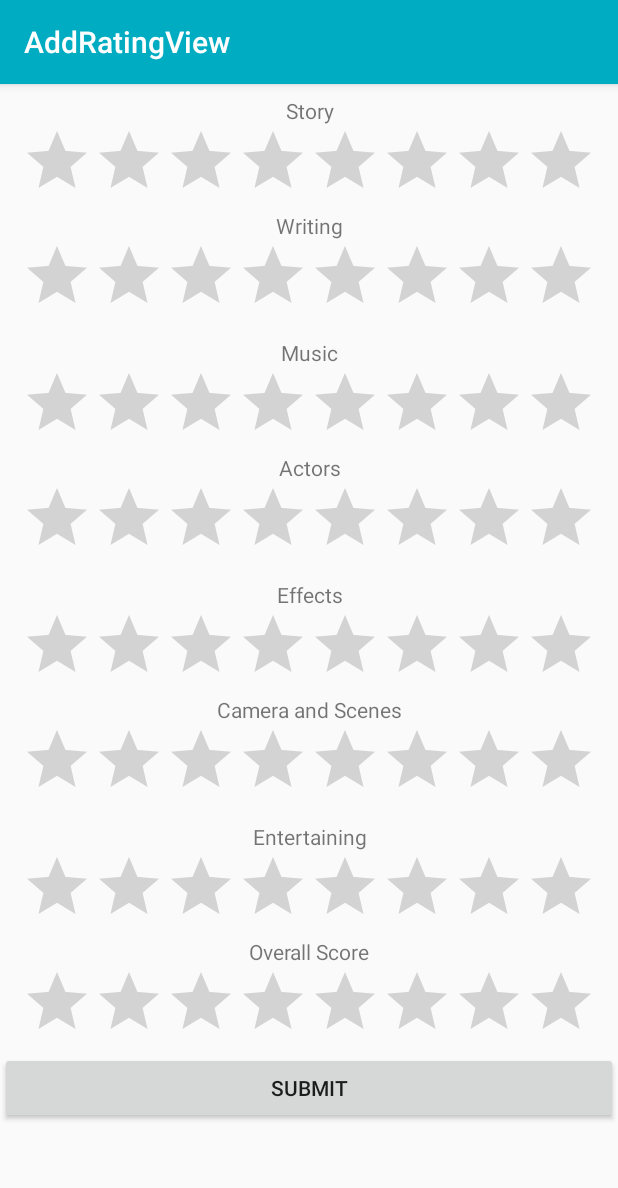
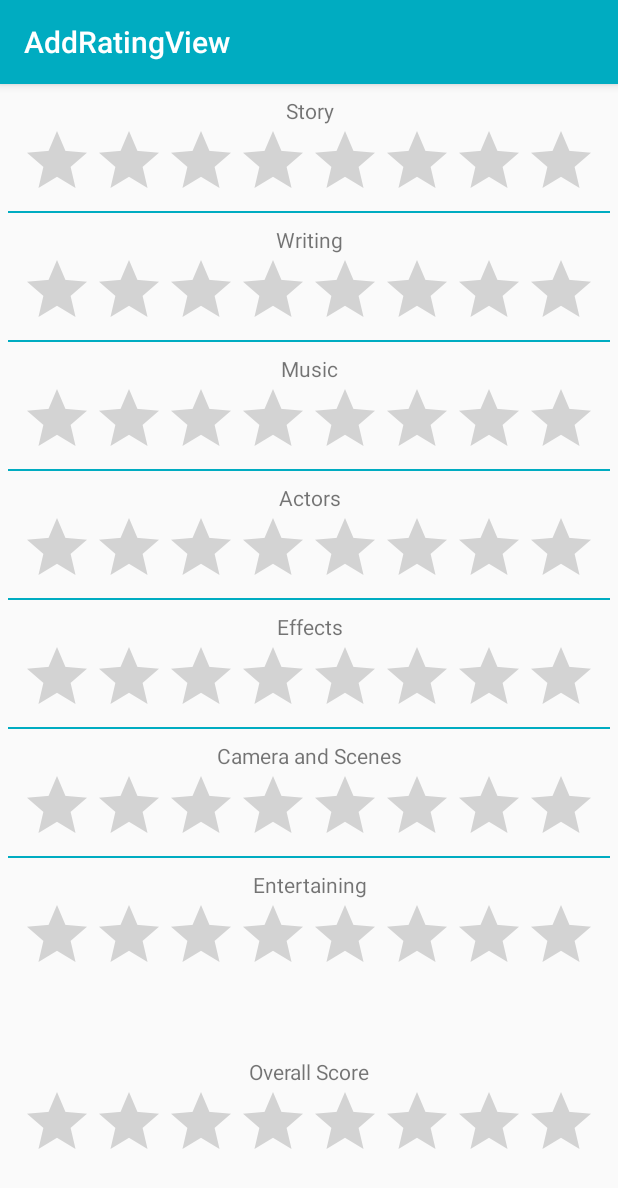
Before and after one commit to NeXTormer/Rate-Movies, an Android app: the AddRatingView screen opened directly, with no data from a screen before it, on a phone screen of 412 x 824 dp. Shown: the top 1188 px of the screen. Run offline under Robolectric (Android 15) with nearby library versions, the phone set to English and light mode, and no system bars; 1 statement that could not run was skipped.

Commit message:
new vote page

```diff
--- a/app/src/main/res/layout/content_add_rating_view.xml
+++ b/app/src/main/res/layout/content_add_rating_view.xml
@@ -47,11 +47,20 @@
                 app:layout_constraintTop_toBottomOf="@+id/textView8"
                 tools:layout_editor_absoluteX="85dp" />
 
+            <View
+                android:layout_width="fill_parent"
+                android:layout_height="1dp"
+                android:layout_marginStart="5dp"
+                android:layout_marginEnd="5dp"
+
+                android:background="@color/colorPrimary" />
+
             <TextView
                 android:id="@+id/textView4"
                 android:layout_width="match_parent"
                 android:layout_height="wrap_content"
                 android:text="Writing"
+                android:layout_marginTop="8dp"
                 android:textAlignment="center" />
 
             <RatingBar
@@ -64,6 +73,13 @@
                 android:stepSize="0.5"
                 app:layout_constraintTop_toBottomOf="@+id/textView8"
                 tools:layout_editor_absoluteX="85dp" />
+
+            <View
+                android:layout_width="fill_parent"
+                android:layout_height="1dp"
+                android:layout_marginStart="5dp"
+                android:layout_marginEnd="5dp"
+                android:background="@color/colorPrimary" />
 
             <TextView
                 android:id="@+id/textView8"
@@ -86,11 +102,19 @@
                 app:layout_constraintTop_toBottomOf="@+id/textView8"
                 tools:layout_editor_absoluteX="85dp" />
 
+            <View
+                android:layout_width="fill_parent"
+                android:layout_height="1dp"
+                android:layout_marginStart="5dp"
+                android:layout_marginEnd="5dp"
+                android:background="@color/colorPrimary" />
+
             <TextView
                 android:id="@+id/textView"
                 android:layout_width="match_parent"
                 android:layout_height="wrap_content"
                 android:text="Actors"
+                android:layout_marginTop="8dp"
                 android:textAlignment="center" />
 
             <RatingBar
@@ -103,6 +127,13 @@
                 android:stepSize="0.5"
                 app:layout_constraintTop_toBottomOf="@+id/textView8"
                 tools:layout_editor_absoluteX="85dp" />
+
+            <View
+                android:layout_width="fill_parent"
+                android:layout_height="1dp"
+                android:layout_marginStart="5dp"
+                android:layout_marginEnd="5dp"
+                android:background="@color/colorPrimary" />
 
             <TextView
                 android:id="@+id/textView5"
@@ -125,11 +156,19 @@
                 app:layout_constraintTop_toBottomOf="@+id/textView8"
                 tools:layout_editor_absoluteX="85dp" />
 
+            <View
+                android:layout_width="fill_parent"
+                android:layout_height="1dp"
+                android:layout_marginStart="5dp"
+                android:layout_marginEnd="5dp"
+                android:background="@color/colorPrimary" />
+
             <TextView
                 android:id="@+id/textView6"
                 android:layout_width="match_parent"
                 android:layout_height="wrap_content"
                 android:text="Camera and Scenes"
+                android:layout_marginTop="8dp"
                 android:textAlignment="center" />
 
             <RatingBar
@@ -142,6 +181,13 @@
                 android:stepSize="0.5"
                 app:layout_constraintTop_toBottomOf="@+id/textView8"
                 tools:layout_editor_absoluteX="85dp" />
+
+            <View
+                android:layout_width="fill_parent"
+                android:layout_height="1dp"
+                android:layout_marginStart="5dp"
+                android:layout_marginEnd="5dp"
+                android:background="@color/colorPrimary" />
 
             <TextView
                 android:id="@+id/textView7"
@@ -164,10 +210,12 @@
                 app:layout_constraintTop_toBottomOf="@+id/textView8"
                 tools:layout_editor_absoluteX="85dp" />
 
+
             <TextView
                 android:id="@+id/textView9"
                 android:layout_width="match_parent"
                 android:layout_height="wrap_content"
+                android:layout_marginTop="48dp"
                 android:text="Overall Score"
                 android:textAlignment="center" />
 
@@ -182,10 +230,31 @@
                 app:layout_constraintTop_toBottomOf="@+id/textView8"
                 tools:layout_editor_absoluteX="85dp" />
 
+
+            <TextView
+                android:id="@+id/textView10"
+                android:layout_width="match_parent"
+                android:layout_height="wrap_content"
+                android:layout_marginTop="48dp"
+                android:text="Expected Overall Score"
+                android:textAlignment="center" />
+
+            <RatingBar
+                android:id="@+id/rb_overall2"
+                android:layout_width="wrap_content"
+                android:layout_height="wrap_content"
+                android:layout_marginTop="0dp"
+                android:isIndicator="false"
+                android:numStars="8"
+                android:stepSize="0.5"
+                app:layout_constraintTop_toBottomOf="@+id/textView8"
+                tools:layout_editor_absoluteX="85dp" />
+
             <Button
                 android:id="@+id/button"
                 android:layout_width="match_parent"
                 android:layout_height="wrap_content"
+                android:layout_marginTop="24dp"
                 android:elevation="0dp"
                 android:text="Submit"
                 tools:text="Submit" />
```
